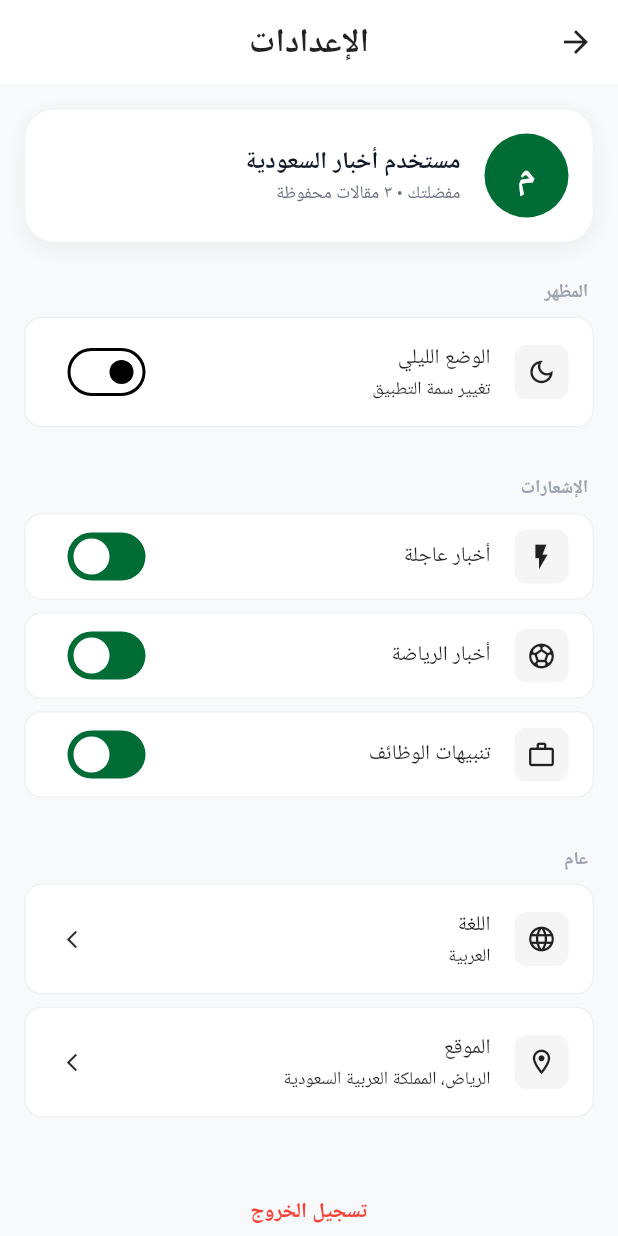
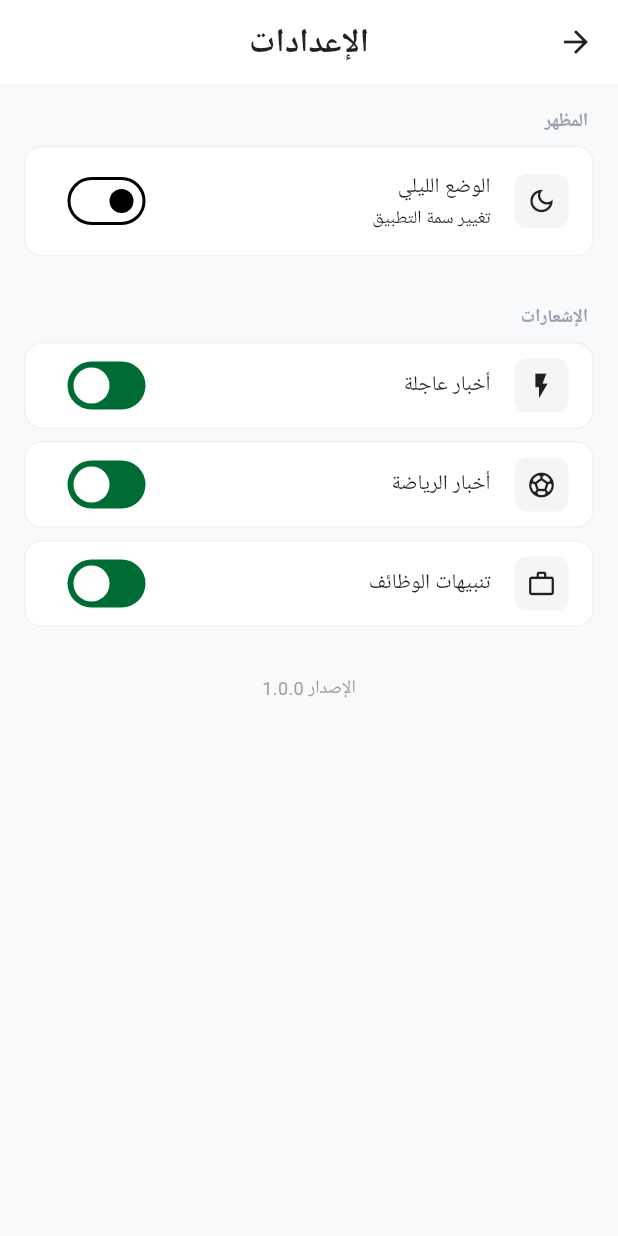
Before and after one commit to Abdelrahman-Zakria/saudi_news, a Flutter app: the SettingsScreen screen opened directly, on a phone screen of 412 x 824 dp. Run offline on Flutter 3.47's test engine with Material 3 defaults, Android fonts, the phone set to English and light mode, and no system bars; our stand-ins replace chewie, cloud_firestore, connectivity_plus, equatable, firebase_core, firebase_messaging and 9 more; missing offline and left inert: adhan_dart, flutter_qiblah; accounts and stored records are empty.

Commit message:
1.0.0 V13

```diff
--- a/lib/features/settings/presentation/pages/settings_screen.dart
+++ b/lib/features/settings/presentation/pages/settings_screen.dart
@@ -24,8 +24,8 @@ class SettingsScreen extends StatelessWidget {
               child: ListView(
                 padding: const EdgeInsets.all(16),
                 children: [
-                  _buildProfileCard(isDark),
-                  const SizedBox(height: 24),
+                  // _buildProfileCard(isDark),
+                  // const SizedBox(height: 24),
                   _buildSectionHeader(context, 'المظهر'),
                   _buildSettingTile(
                     context,
@@ -71,30 +71,30 @@ class SettingsScreen extends StatelessWidget {
                     icon: Icons.work_outline,
                   ),
                   const SizedBox(height: 24),
-                  _buildSectionHeader(context, 'عام'),
-                  _buildSettingTile(
-                    context,
-                    title: 'اللغة',
-                    subtitle: state.language,
-                    icon: Icons.language,
-                    onTap: () => _showLanguagePicker(context, state.language),
-                  ),
-                  _buildSettingTile(
-                    context,
-                    title: 'الموقع',
-                    subtitle: 'الرياض، المملكة العربية السعودية',
-                    icon: Icons.location_on_outlined,
-                    onTap: () {},
-                  ),
-                  const SizedBox(height: 32),
-                  TextButton(
-                    onPressed: () {},
-                    child: const Text(
-                      'تسجيل الخروج',
-                      style: TextStyle(color: Colors.red, fontWeight: FontWeight.bold),
-                    ),
-                  ),
-                  const SizedBox(height: 8),
+                  // _buildSectionHeader(context, 'عام'),
+                  // _buildSettingTile(
+                  //   context,
+                  //   title: 'اللغة',
+                  //   subtitle: state.language,
+                  //   icon: Icons.language,
+                  //   onTap: () => _showLanguagePicker(context, state.language),
+                  // ),
+                  // _buildSettingTile(
+                  //   context,
+                  //   title: 'الموقع',
+                  //   subtitle: 'الرياض، المملكة العربية السعودية',
+                  //   icon: Icons.location_on_outlined,
+                  //   onTap: () {},
+                  // ),
+                  // const SizedBox(height: 32),
+                  // TextButton(
+                  //   onPressed: () {},
+                  //   child: const Text(
+                  //     'تسجيل الخروج',
+                  //     style: TextStyle(color: Colors.red, fontWeight: FontWeight.bold),
+                  //   ),
+                  // ),
+                  // const SizedBox(height: 8),
                   Center(
                     child: Text(
                       'الإصدار 1.0.0',
--- a/pubspec.yaml
+++ b/pubspec.yaml
@@ -16,7 +16,7 @@ publish_to: 'none' # Remove this line if you wish to publish to pub.dev
 # https://developer.apple.com/library/archive/documentation/General/Reference/InfoPlistKeyReference/Articles/CoreFoundationKeys.html
 # In Windows, build-name is used as the major, minor, and patch parts
 # of the product and file versions while build-number is used as the build suffix.
-version: 1.0.0+12
+version: 1.0.0+13
 
 environment:
   sdk: ^3.13.1
```
